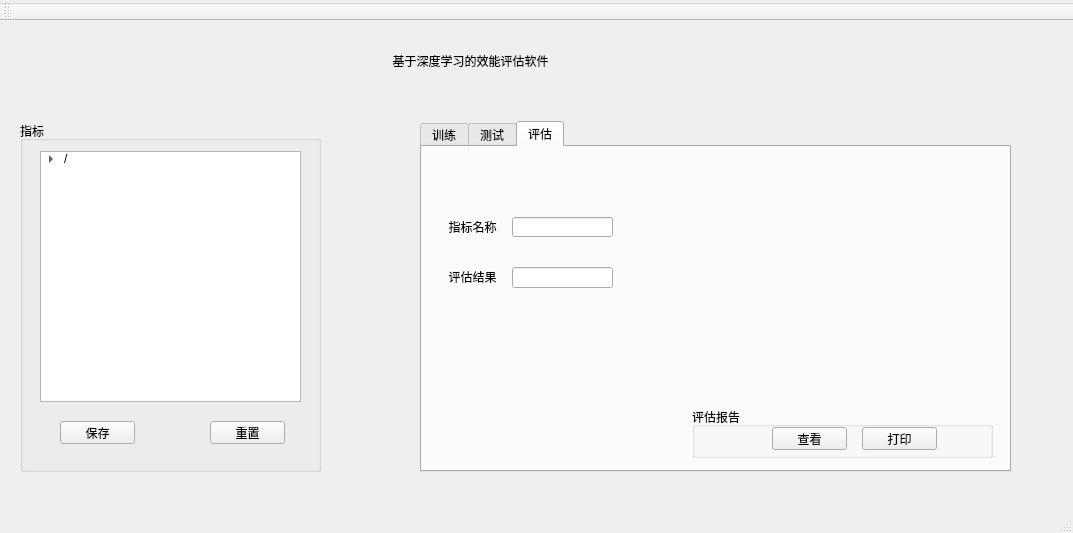
First picture: the form in mainwindow.ui, repository mallocliu/DBN, before the edit.
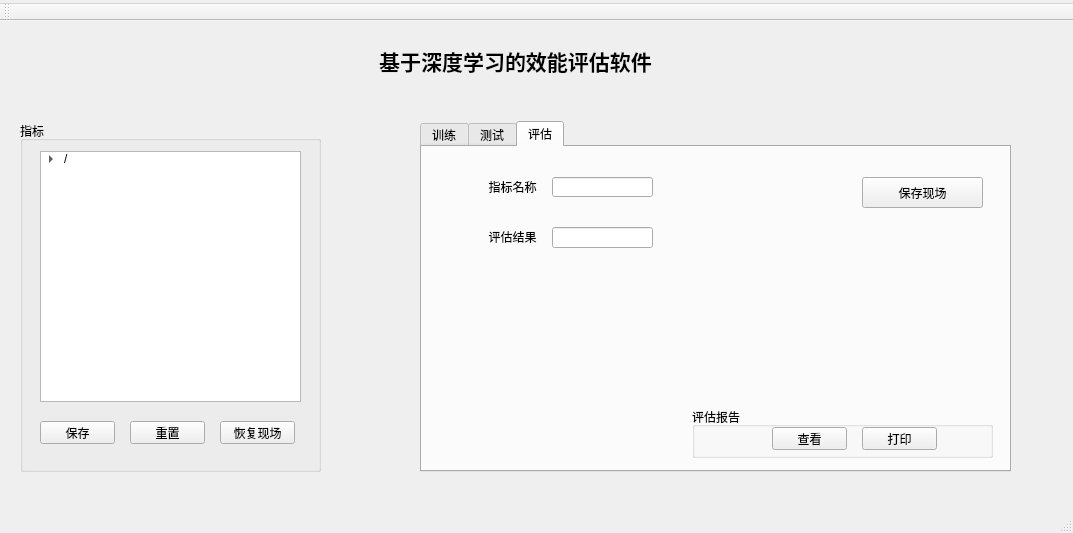
Second picture: the form after the edit. The open tabs and pages were chosen to show the change.

Commit message: release 1.3 Add save and reload utility.

```diff
--- a/mainwindow.ui
+++ b/mainwindow.ui
@@ -22,12 +22,12 @@
      <rect>
       <x>350</x>
       <y>20</y>
-      <width>241</width>
+      <width>331</width>
       <height>41</height>
      </rect>
     </property>
     <property name="text">
-     <string>基于深度学习的效能评估软件</string>
+     <string>&lt;html&gt;&lt;head/&gt;&lt;body&gt;&lt;p align=&quot;center&quot;&gt;&lt;span style=&quot; font-size:16pt; font-weight:600;&quot;&gt;基于深度学习的效能评估软件&lt;/span&gt;&lt;/p&gt;&lt;/body&gt;&lt;/html&gt;</string>
     </property>
     <property name="textFormat">
      <enum>Qt::RichText</enum>
@@ -377,8 +377,8 @@
      <widget class="QLineEdit" name="lineEdit_indexName_2">
       <property name="geometry">
        <rect>
-        <x>90</x>
-        <y>70</y>
+        <x>130</x>
+        <y>30</y>
         <width>101</width>
         <height>20</height>
        </rect>
@@ -390,8 +390,8 @@
      <widget class="QLineEdit" name="lineEdit_result">
       <property name="geometry">
        <rect>
-        <x>90</x>
-        <y>120</y>
+        <x>130</x>
+        <y>80</y>
         <width>101</width>
         <height>21</height>
        </rect>
@@ -400,8 +400,8 @@
      <widget class="QLabel" name="label_testIndexName_2">
       <property name="geometry">
        <rect>
-        <x>20</x>
-        <y>70</y>
+        <x>60</x>
+        <y>30</y>
         <width>61</width>
         <height>20</height>
        </rect>
@@ -416,8 +416,8 @@
      <widget class="QLabel" name="label_indexweight_2">
       <property name="geometry">
        <rect>
-        <x>20</x>
-        <y>120</y>
+        <x>60</x>
+        <y>80</y>
         <width>61</width>
         <height>20</height>
        </rect>
@@ -429,6 +429,19 @@
        <set>Qt::AlignCenter</set>
       </property>
      </widget>
+     <widget class="QPushButton" name="push_save">
+      <property name="geometry">
+       <rect>
+        <x>440</x>
+        <y>30</y>
+        <width>121</width>
+        <height>31</height>
+       </rect>
+      </property>
+      <property name="text">
+       <string>保存现场</string>
+      </property>
+     </widget>
     </widget>
    </widget>
    <widget class="QGroupBox" name="group_index">
@@ -835,7 +848,7 @@
     <widget class="QPushButton" name="push_editIndex">
      <property name="geometry">
       <rect>
-       <x>40</x>
+       <x>20</x>
        <y>300</y>
        <width>75</width>
        <height>23</height>
@@ -848,7 +861,7 @@
     <widget class="QPushButton" name="push_resumeIndex">
      <property name="geometry">
       <rect>
-       <x>190</x>
+       <x>110</x>
        <y>300</y>
        <width>75</width>
        <height>23</height>
@@ -858,6 +871,19 @@
       <string>重置</string>
      </property>
     </widget>
+    <widget class="QPushButton" name="push_reloadIndex">
+     <property name="geometry">
+      <rect>
+       <x>200</x>
+       <y>300</y>
+       <width>75</width>
+       <height>23</height>
+      </rect>
+     </property>
+     <property name="text">
+      <string>恢复现场</string>
+     </property>
+    </widget>
    </widget>
   </widget>
   <widget class="QToolBar" name="mainToolBar">
```
Left out of the diff: 22 changed lines with no effect on the pictures. The commit also changes 5 other files.
